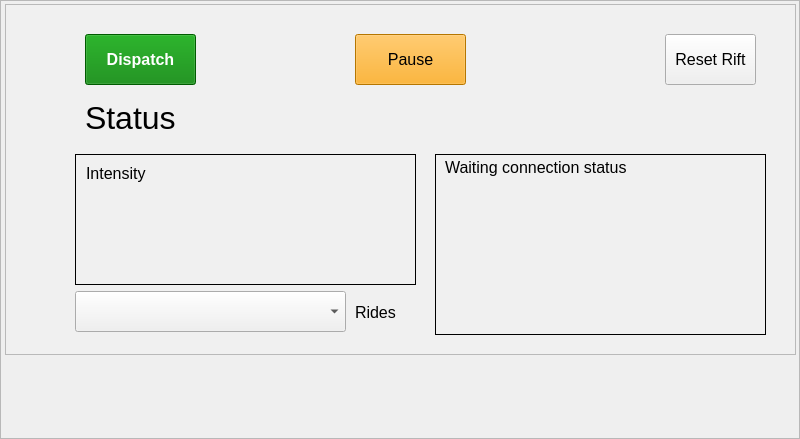
Old version of the form runtime/agents/nolimits_coaster/nolimits_coaster_gui.ui in the repository michaelmargolis/MdxMotionPlatformV3.
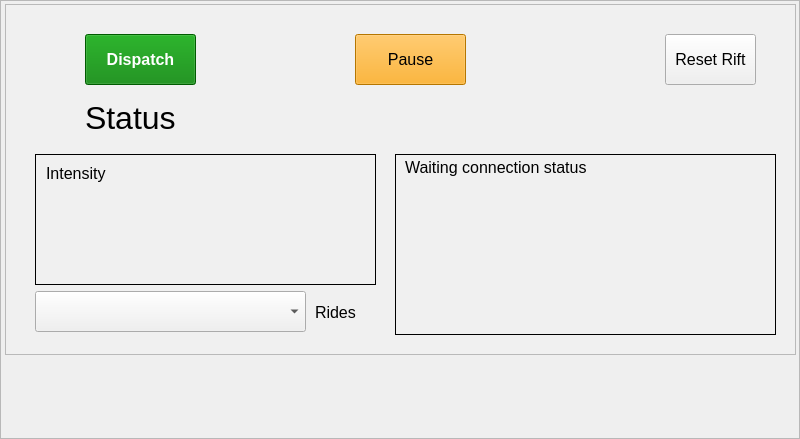
New version of the form.

Commit message: cleaned up nolimits state machine added auto reconnect when vr pc is restarted fixed variable name in tcp client

```diff
--- a/runtime/agents/nolimits_coaster/nolimits_coaster_gui.ui
+++ b/runtime/agents/nolimits_coaster/nolimits_coaster_gui.ui
@@ -121,7 +121,7 @@
    <widget class="QFrame" name="frame">
     <property name="geometry">
      <rect>
-      <x>70</x>
+      <x>30</x>
       <y>150</y>
       <width>341</width>
       <height>131</height>
@@ -209,9 +209,9 @@
    <widget class="QFrame" name="frame_3">
     <property name="geometry">
      <rect>
-      <x>430</x>
+      <x>390</x>
       <y>150</y>
-      <width>331</width>
+      <width>381</width>
       <height>181</height>
      </rect>
     </property>
@@ -336,7 +336,7 @@
    <widget class="QComboBox" name="cmb_select_ride">
     <property name="geometry">
      <rect>
-      <x>70</x>
+      <x>30</x>
       <y>287</y>
       <width>271</width>
       <height>41</height>
@@ -351,7 +351,7 @@
    <widget class="QLabel" name="label_7">
     <property name="geometry">
      <rect>
-      <x>350</x>
+      <x>310</x>
       <y>300</y>
       <width>51</width>
       <height>16</height>
```
The commit also changes 7 other files.
